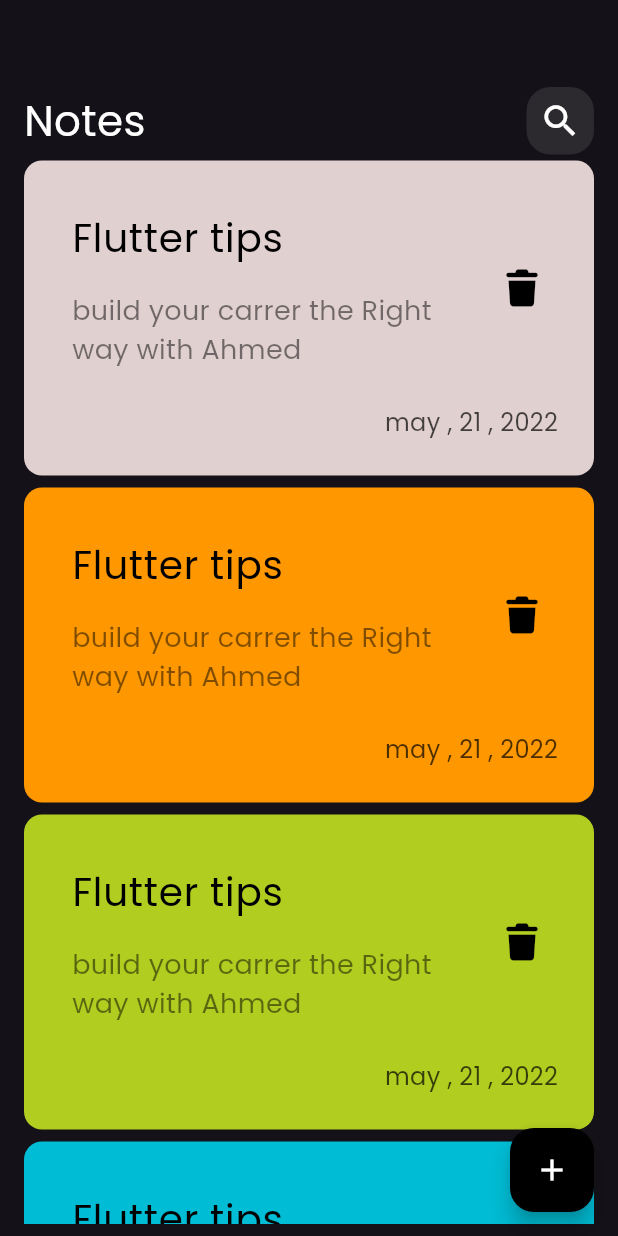
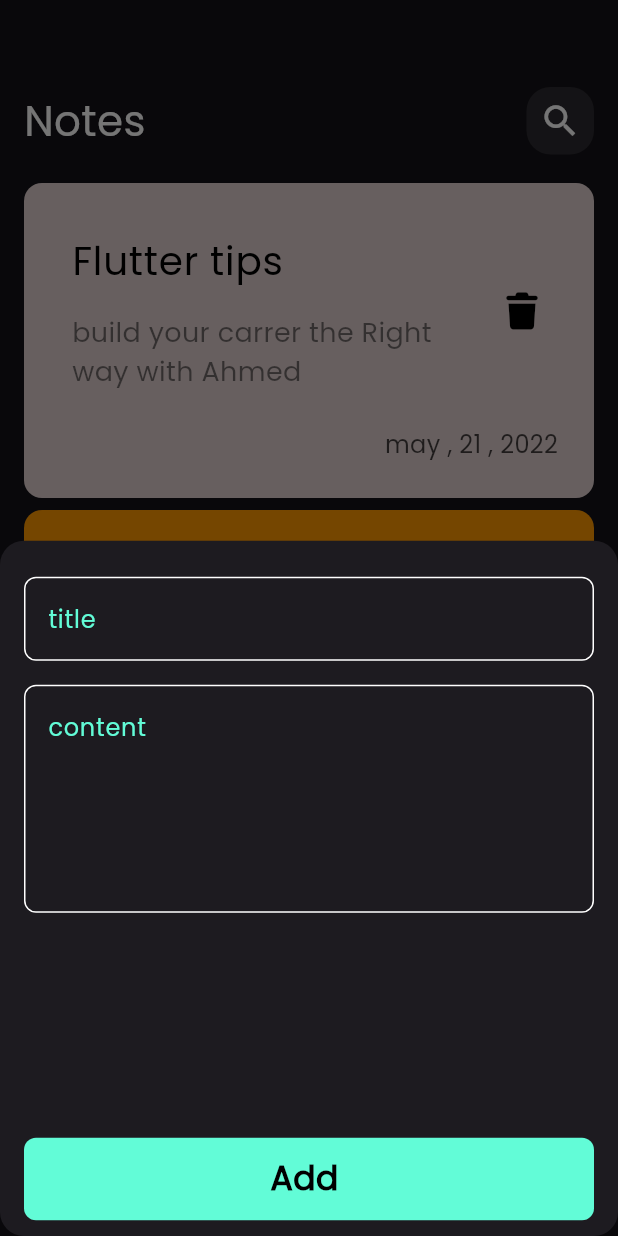
Before and after one commit to AhmedtAlhaddad/NotesApp, a Flutter app: the screen it shows after launch, after a tap on the "add" icon, on a phone screen of 412 x 824 dp. Run offline on Flutter 3.47's test engine with Material 3 defaults, Android fonts, the phone set to English and light mode, and no system bars; our stand-ins replace font_awesome_flutter.

Commit message:
create edit note view

```diff
--- /dev/null
+++ b/lib/contanse.dart
@@ -0,0 +1,3 @@
+import 'dart:ui';
+
+const kprimaryColor = Color(0xff62FCD7);
--- /dev/null
+++ b/lib/views/edit_note_view.dart
@@ -0,0 +1,11 @@
+import 'package:flutter/material.dart';
+import 'package:noteapp/views/widgets/edit_view_body.dart';
+
+class EditNoteView extends StatelessWidget {
+  const EditNoteView({super.key});
+
+  @override
+  Widget build(BuildContext context) {
+    return Scaffold(body: EditNoteViewBody());
+  }
+}
--- a/lib/views/notes_view.dart
+++ b/lib/views/notes_view.dart
@@ -1,5 +1,6 @@
 import 'package:flutter/material.dart';
 import 'package:noteapp/views/notes_view_body.dart';
+import 'package:noteapp/views/widgets/add_to_buttom_sheet.dart';
 
 class NotesView extends StatelessWidget {
   const NotesView({super.key});
@@ -9,7 +10,17 @@ class NotesView extends StatelessWidget {
     return Scaffold(
       floatingActionButton: FloatingActionButton(
         backgroundColor: Colors.black,
-        onPressed: () {},
+        onPressed: () {
+          showModalBottomSheet(
+            shape: RoundedRectangleBorder(
+              borderRadius: BorderRadiusGeometry.circular(16),
+            ),
+            context: context,
+            builder: (context) {
+              return AddToButtomSheet();
+            },
+          );
+        },
         child: Icon(Icons.add, color: Colors.white),
       ),
       body: const NotesViewBody(),
--- /dev/null
+++ b/lib/views/widgets/Custom_text_field.dart
@@ -0,0 +1,30 @@
+import 'package:flutter/material.dart';
+import 'package:noteapp/contanse.dart';
+
+class CustomTextField extends StatelessWidget {
+  const CustomTextField({required this.hint, this.maxLines = 1, super.key});
+  final String hint;
+  final int maxLines;
+  @override
+  Widget build(BuildContext context) {
+    return TextField(
+      cursorColor: kprimaryColor,
+      maxLines: maxLines,
+      decoration: InputDecoration(
+        hintText: hint,
+
+        hintStyle: const TextStyle(color: kprimaryColor),
+        border: BuildBorder(),
+        enabledBorder: BuildBorder(),
+        focusedBorder: BuildBorder(kprimaryColor),
+      ),
+    );
+  }
+
+  OutlineInputBorder BuildBorder([color]) {
+    return OutlineInputBorder(
+      borderRadius: BorderRadius.circular(8),
+      borderSide: BorderSide(color: color ?? Colors.white),
+    );
+  }
+}
--- /dev/null
+++ b/lib/views/widgets/add_to_buttom_sheet.dart
@@ -0,0 +1,27 @@
+import 'package:flutter/material.dart';
+import 'package:noteapp/views/widgets/Custom_text_field.dart';
+import 'package:noteapp/views/widgets/custom_button.dart';
+
+class AddToButtomSheet extends StatelessWidget {
+  const AddToButtomSheet({super.key});
+
+  @override
+  Widget build(BuildContext context) {
+    return Padding(
+      padding: const EdgeInsets.symmetric(horizontal: 16),
+      child: SingleChildScrollView(
+        child: Column(
+          children: [
+            SizedBox(height: 24),
+            CustomTextField(hint: 'title'),
+            SizedBox(height: 16),
+            CustomTextField(hint: 'content', maxLines: 5),
+            SizedBox(height: 150),
+            CustomButton(),
+            SizedBox(height: 50),
+          ],
+        ),
+      ),
+    );
+  }
+}
--- /dev/null
+++ b/lib/views/widgets/custom_button.dart
@@ -0,0 +1,28 @@
+import 'package:flutter/material.dart';
+import 'package:noteapp/contanse.dart';
+
+class CustomButton extends StatelessWidget {
+  const CustomButton({super.key});
+
+  @override
+  Widget build(BuildContext context) {
+    return Container(
+      width: MediaQuery.of(context).size.width,
+      height: 55,
+      decoration: BoxDecoration(
+        color: kprimaryColor,
+        borderRadius: BorderRadius.circular(8),
+      ),
+      child: Center(
+        child: Text(
+          'Add ',
+          style: TextStyle(
+            color: Colors.black,
+            fontWeight: FontWeight.bold,
+            fontSize: 22,
+          ),
+        ),
+      ),
+    );
+  }
+}
--- a/lib/views/widgets/custom_note_item.dart
+++ b/lib/views/widgets/custom_note_item.dart
@@ -1,5 +1,6 @@
 import 'package:flutter/material.dart';
 import 'package:font_awesome_flutter/font_awesome_flutter.dart';
+import 'package:noteapp/views/edit_note_view.dart';
 
 class NotesItem extends StatelessWidget {
   const NotesItem({super.key, required this.color});
@@ -7,7 +8,18 @@ class NotesItem extends StatelessWidget {
   final Color color;
   @override
   Widget build(BuildContext context) {
-    return Container(
+    return GestureDetector(
+      onTap: () {
+        Navigator.push(
+          context,
+          MaterialPageRoute(
+            builder: (context) {
+              return const EditNoteView();
+            },
+          ),
+        );
+      },
+      child: Container(
         padding: const EdgeInsets.only(top: 24, bottom: 24, left: 16),
         // height: 20,
         // width: 50,
@@ -36,7 +48,11 @@ class NotesItem extends StatelessWidget {
               ),
               trailing: IconButton(
                 onPressed: () {},
-              icon: Icon(FontAwesomeIcons.trash, color: Colors.black, size: 24),
+                icon: Icon(
+                  FontAwesomeIcons.trash,
+                  color: Colors.black,
+                  size: 24,
+                ),
               ),
             ),
             Padding(
@@ -51,6 +67,7 @@ class NotesItem extends StatelessWidget {
             ),
           ],
         ),
+      ),
     );
   }
 }
--- /dev/null
+++ b/lib/views/widgets/edit_view_body.dart
@@ -0,0 +1,10 @@
+import 'package:flutter/material.dart';
+
+class EditNoteViewBody extends StatelessWidget {
+  const EditNoteViewBody({super.key});
+
+  @override
+  Widget build(BuildContext context) {
+    return const Placeholder();
+  }
+}
--- a/lib/views/widgets/notes_list_view.dart
+++ b/lib/views/widgets/notes_list_view.dart
@@ -14,6 +14,7 @@ class NotesListView extends StatelessWidget {
   @override
   Widget build(BuildContext context) {
     return ListView.builder(
+      padding: EdgeInsets.only(top: 15),
       itemBuilder: (context, index) {
         final color = itemcolors[index % itemcolors.length];
         return Padding(
```
Lines whose indentation alone changed are shown as unchanged.
